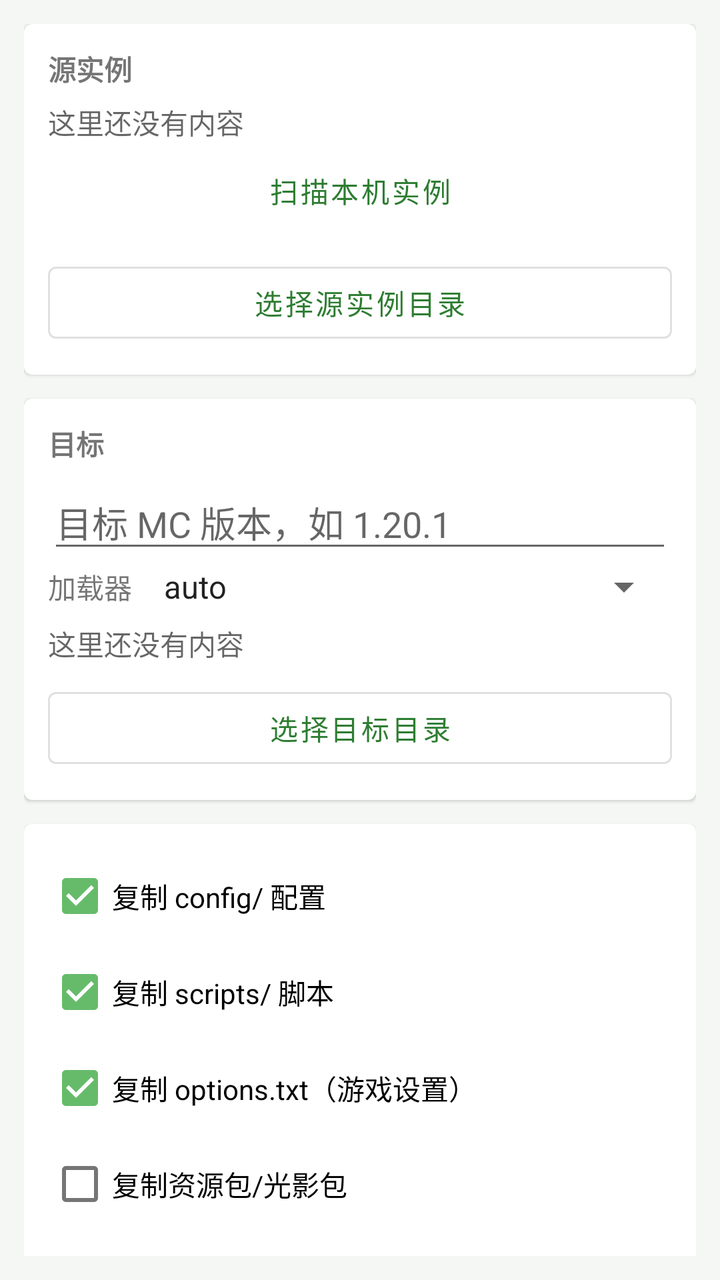
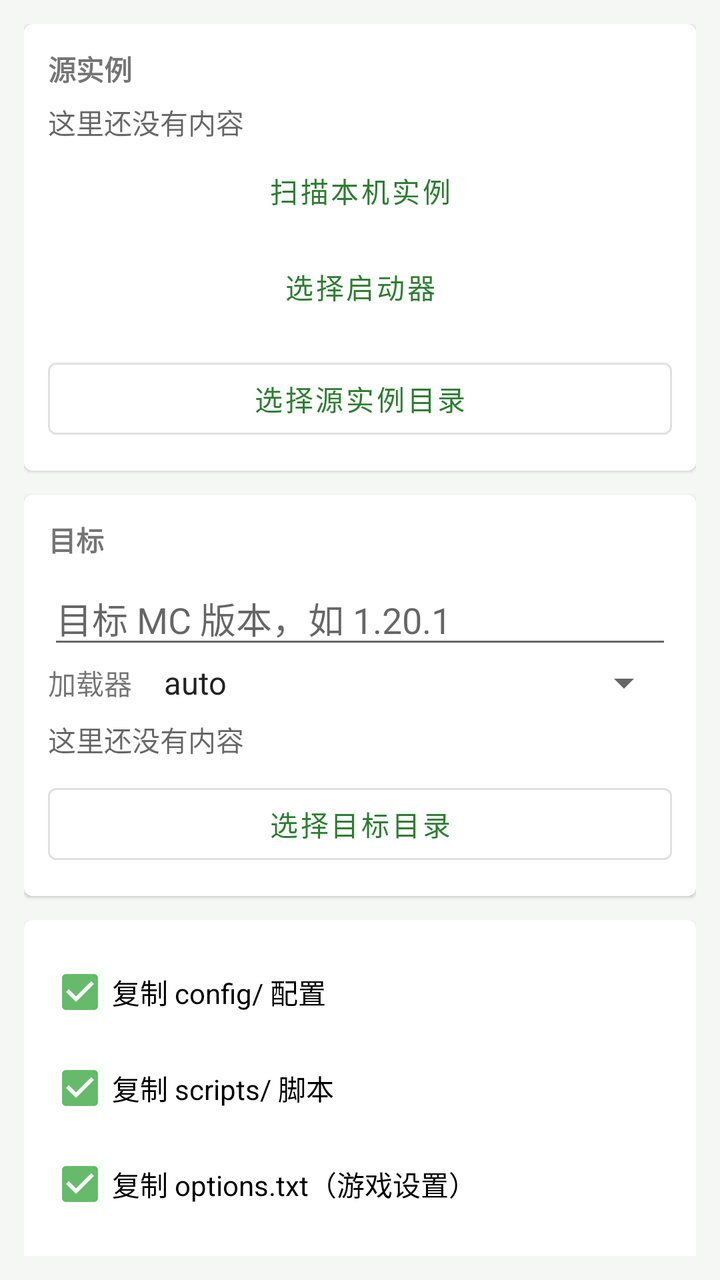

Compare the two renders of this Android layout. The source of the first and the diff that turns it into the second are given below.
<!-- AndroidManifest.xml: application theme Theme.ModMigrator -->
<!-- res/layout/fragment_migration.xml -->
<?xml version="1.0" encoding="utf-8"?>
<androidx.core.widget.NestedScrollView xmlns:android="http://schemas.android.com/apk/res/android"
    android:layout_width="match_parent"
    android:layout_height="match_parent"
    android:padding="12dp">

    <LinearLayout
        android:layout_width="match_parent"
        android:layout_height="wrap_content"
        android:orientation="vertical">

        <com.google.android.material.card.MaterialCardView
            android:layout_width="match_parent"
            android:layout_height="wrap_content"
            android:layout_marginBottom="12dp">

            <LinearLayout
                android:layout_width="match_parent"
                android:layout_height="wrap_content"
                android:orientation="vertical"
                android:padding="12dp">

                <TextView
                    android:layout_width="wrap_content"
                    android:layout_height="wrap_content"
                    android:text="@string/sec_source"
                    android:textStyle="bold" />

                <TextView
                    android:id="@+id/tvSource"
                    android:layout_width="match_parent"
                    android:layout_height="wrap_content"
                    android:layout_marginTop="6dp"
                    android:text="@string/empty_hint"
                    android:textColor="@color/textSecondary" />

                <Button
                    android:id="@+id/btnScanLocal"
                    style="@style/Widget.MaterialComponents.Button.TextButton"
                    android:layout_width="match_parent"
                    android:layout_height="wrap_content"
                    android:text="@string/btn_scan_local" />

                <Button
                    android:id="@+id/btnPickSource"
                    style="@style/Widget.MaterialComponents.Button.OutlinedButton"
                    android:layout_width="match_parent"
                    android:layout_height="wrap_content"
                    android:layout_marginTop="8dp"
                    android:text="@string/pick_source" />
            </LinearLayout>
        </com.google.android.material.card.MaterialCardView>

        <com.google.android.material.card.MaterialCardView
            android:layout_width="match_parent"
            android:layout_height="wrap_content"
            android:layout_marginBottom="12dp">

            <LinearLayout
                android:layout_width="match_parent"
                android:layout_height="wrap_content"
                android:orientation="vertical"
                android:padding="12dp">

                <TextView
                    android:layout_width="wrap_content"
                    android:layout_height="wrap_content"
                    android:text="@string/sec_target"
                    android:textStyle="bold" />

                <EditText
                    android:id="@+id/etTargetVersion"
                    android:layout_width="match_parent"
                    android:layout_height="wrap_content"
                    android:layout_marginTop="6dp"
                    android:hint="@string/hint_mc_version"
                    android:inputType="text"
                    android:singleLine="true" />

                <LinearLayout
                    android:layout_width="match_parent"
                    android:layout_height="wrap_content"
                    android:orientation="horizontal">

                    <TextView
                        android:layout_width="wrap_content"
                        android:layout_height="wrap_content"
                        android:layout_gravity="center_vertical"
                        android:text="@string/loader" />

                    <Spinner
                        android:id="@+id/spLoader"
                        android:layout_width="0dp"
                        android:layout_height="wrap_content"
                        android:layout_marginStart="8dp"
                        android:layout_weight="1"
                        android:entries="@array/loaders" />
                </LinearLayout>

                <TextView
                    android:id="@+id/tvTarget"
                    android:layout_width="match_parent"
                    android:layout_height="wrap_content"
                    android:layout_marginTop="6dp"
                    android:text="@string/empty_hint"
                    android:textColor="@color/textSecondary" />

                <Button
                    android:id="@+id/btnPickTarget"
                    style="@style/Widget.MaterialComponents.Button.OutlinedButton"
                    android:layout_width="match_parent"
                    android:layout_height="wrap_content"
                    android:layout_marginTop="8dp"
                    android:text="@string/pick_target" />
            </LinearLayout>
        </com.google.android.material.card.MaterialCardView>

        <com.google.android.material.card.MaterialCardView
            android:layout_width="match_parent"
            android:layout_height="wrap_content"
            android:layout_marginBottom="12dp">

            <LinearLayout
                android:layout_width="match_parent"
                android:layout_height="wrap_content"
                android:orientation="vertical"
                android:padding="12dp">

                <CheckBox android:id="@+id/cbConfig" android:layout_width="match_parent" android:layout_height="wrap_content" android:checked="true" android:text="@string/copy_config" />
                <CheckBox android:id="@+id/cbScripts" android:layout_width="match_parent" android:layout_height="wrap_content" android:checked="true" android:text="@string/copy_scripts" />
                <CheckBox android:id="@+id/cbOptions" android:layout_width="match_parent" android:layout_height="wrap_content" android:checked="true" android:text="@string/copy_options" />
                <CheckBox android:id="@+id/cbPacks" android:layout_width="match_parent" android:layout_height="wrap_content" android:text="@string/copy_packs" />
                <CheckBox android:id="@+id/cbSaves" android:layout_width="match_parent" android:layout_height="wrap_content" android:text="@string/copy_saves" />
            </LinearLayout>
        </com.google.android.material.card.MaterialCardView>

        <Button
            android:id="@+id/btnScan"
            android:layout_width="match_parent"
            android:layout_height="wrap_content"
            android:text="@string/btn_scan" />

        <Button
            android:id="@+id/btnRun"
            style="@style/Widget.MaterialComponents.Button.OutlinedButton"
            android:layout_width="match_parent"
            android:layout_height="wrap_content"
            android:layout_marginTop="8dp"
            android:text="@string/btn_run" />

        <ProgressBar
            android:id="@+id/pb"
            style="?android:attr/progressBarStyleHorizontal"
            android:layout_width="match_parent"
            android:layout_height="wrap_content"
            android:layout_marginTop="8dp"
            android:indeterminate="true"
            android:visibility="gone" />

        <TextView
            android:layout_width="wrap_content"
            android:layout_height="wrap_content"
            android:layout_marginTop="12dp"
            android:text="@string/tab_migration"
            android:textStyle="bold" />

        <androidx.recyclerview.widget.RecyclerView
            android:id="@+id/rvMods"
            android:layout_width="match_parent"
            android:layout_height="wrap_content"
            android:nestedScrollingEnabled="false"
            android:overScrollMode="never" />

        <TextView
            android:layout_width="wrap_content"
            android:layout_height="wrap_content"
            android:layout_marginTop="12dp"
            android:text="@string/log_title"
            android:textStyle="bold" />

        <TextView
            android:id="@+id/tvLog"
            android:layout_width="match_parent"
            android:layout_height="wrap_content"
            android:paddingBottom="24dp"
            android:textColor="@color/textSecondary"
            android:textSize="12sp" />
    </LinearLayout>
</androidx.core.widget.NestedScrollView>
<!-- resources referenced by this layout -->
<resources>
  <string-array name="loaders">
          <item>auto</item>
          <item>fabric</item>
          <item>forge</item>
          <item>neoforge</item>
          <item>quilt</item>
      </string-array>
  <color name="textSecondary">#99000000</color>
  <string name="btn_run">执行迁移</string>
  <string name="btn_scan">扫描并生成迁移方案</string>
  <string name="btn_scan_local">扫描本机实例</string>
  <string name="copy_config">复制 config/ 配置</string>
  <string name="copy_options">复制 options.txt（游戏设置）</string>
  <string name="copy_packs">复制资源包/光影包</string>
  <string name="copy_saves">复制存档（可能很大）</string>
  <string name="copy_scripts">复制 scripts/ 脚本</string>
  <string name="empty_hint">这里还没有内容</string>
  <string name="hint_mc_version">目标 MC 版本，如 1.20.1</string>
  <string name="loader">加载器</string>
  <string name="log_title">运行日志</string>
  <string name="pick_source">选择源实例目录</string>
  <string name="pick_target">选择目标目录</string>
  <string name="sec_source">源实例</string>
  <string name="sec_target">目标</string>
  <string name="tab_migration">迁移</string>
  <style name="Theme.ModMigrator" parent="Theme.MaterialComponents.DayNight.NoActionBar">
          <item name="colorPrimary">@color/primary</item>
          <item name="colorPrimaryDark">@color/primaryDark</item>
          <item name="colorAccent">@color/accent</item>
          <item name="android:windowBackground">@color/bg</item>
          <item name="android:statusBarColor">@color/primaryDark</item>
          <item name="preferenceTheme">@style/PreferenceThemeOverlay</item>
      </style>
  <color name="primary">#FF2E7D32</color>
  <color name="primaryDark">#FF1B5E20</color>
  <color name="accent">#FF66BB6A</color>
  <color name="bg">#FFF5F7F5</color>
</resources>

<!-- the commit's change to res/layout/fragment_migration.xml (unified diff, before → after) -->
@@ -40,6 +40,13 @@
                     android:layout_width="match_parent"
                     android:layout_height="wrap_content"
                     android:text="@string/btn_scan_local" />
+
+                <Button
+                    android:id="@+id/btnPickLauncher"
+                    style="@style/Widget.MaterialComponents.Button.TextButton"
+                    android:layout_width="match_parent"
+                    android:layout_height="wrap_content"
+                    android:text="@string/cfg_pick_launcher" />
 
                 <Button
                     android:id="@+id/btnPickSource"
<!-- resource entries referenced after the edit -->
@@ -11,6 +11,7 @@
   <string name="btn_run">执行迁移</string>
   <string name="btn_scan">扫描并生成迁移方案</string>
   <string name="btn_scan_local">扫描本机实例</string>
+  <string name="cfg_pick_launcher">选择启动器</string>
   <string name="copy_config">复制 config/ 配置</string>
   <string name="copy_options">复制 options.txt（游戏设置）</string>
   <string name="copy_packs">复制资源包/光影包</string>
